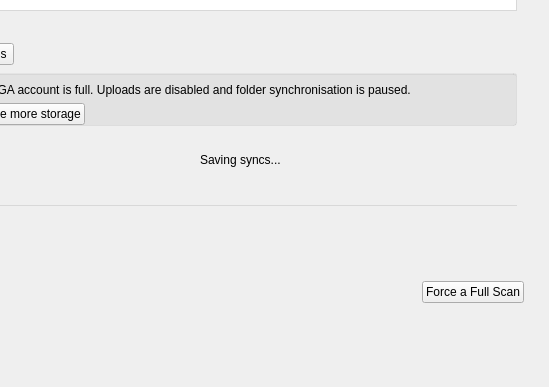
Before: the Qt Designer form src/MEGASync/gui/macx/SettingsDialog.ui in meganz/MEGAsync, drawn with Qt 5; both pictures show x 91 to 640 and y 349 to 736 of the 640 by 736 pixel window.
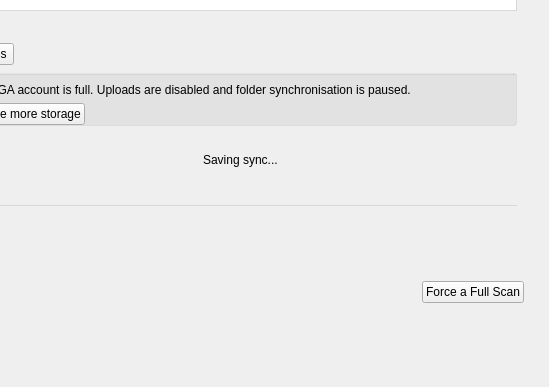
After: the same form once the commit is applied. The open tabs and pages were chosen to show the change. Icons and pictures are not drawn. Custom widgets are drawn as their Qt base class.

The edit to the form file:
```diff
--- a/src/MEGASync/gui/macx/SettingsDialog.ui
+++ b/src/MEGASync/gui/macx/SettingsDialog.ui
@@ -2902,7 +2902,7 @@
                        </size>
                       </property>
                       <property name="text">
-                       <string>Saving syncs...</string>
+                       <string>Saving sync...</string>
                       </property>
                      </widget>
                     </item>
```
